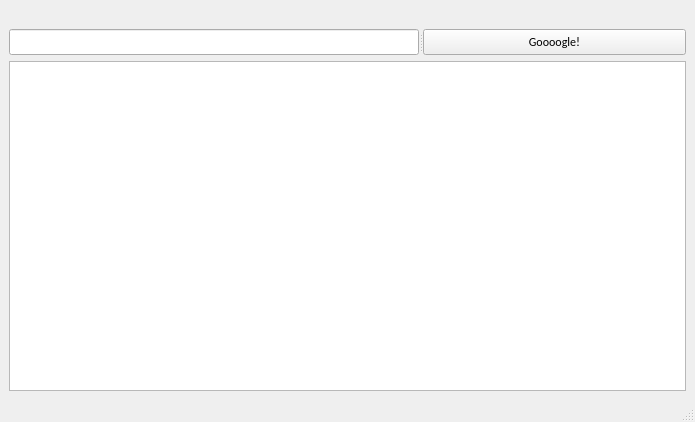
This is oj/Sina/UI.ui in FutureXiang/Data-Structure as Qt 5 draws it before an edit. The edited form follows.
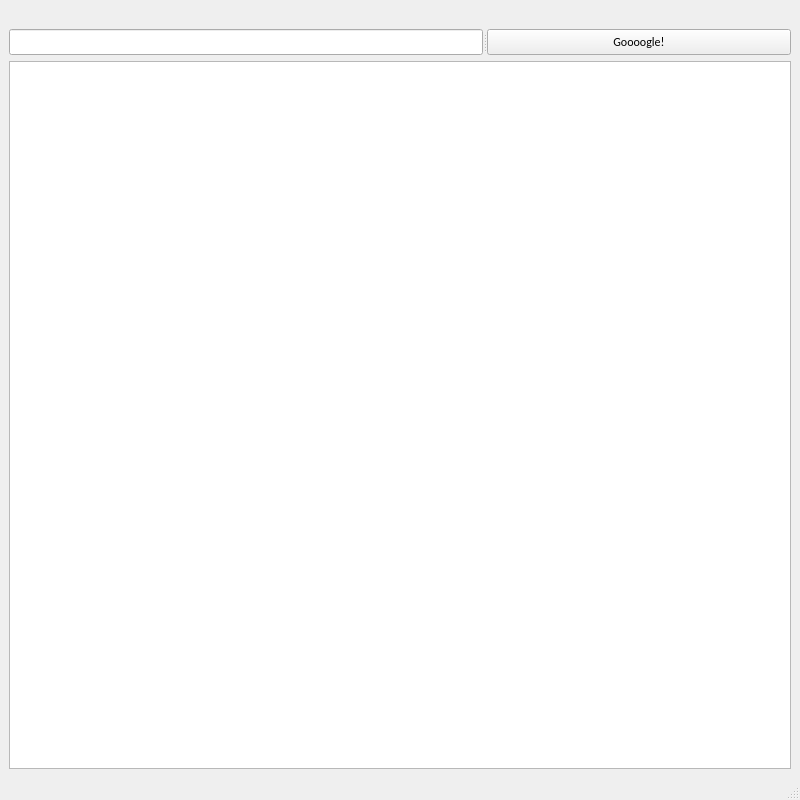
This is the edited form. Icons and pictures are not drawn.

Patch:
```diff
--- a/oj/Sina/UI.ui
+++ b/oj/Sina/UI.ui
@@ -6,8 +6,8 @@
    <rect>
     <x>0</x>
     <y>0</y>
-    <width>695</width>
-    <height>422</height>
+    <width>800</width>
+    <height>800</height>
    </rect>
   </property>
   <property name="windowTitle">
```
